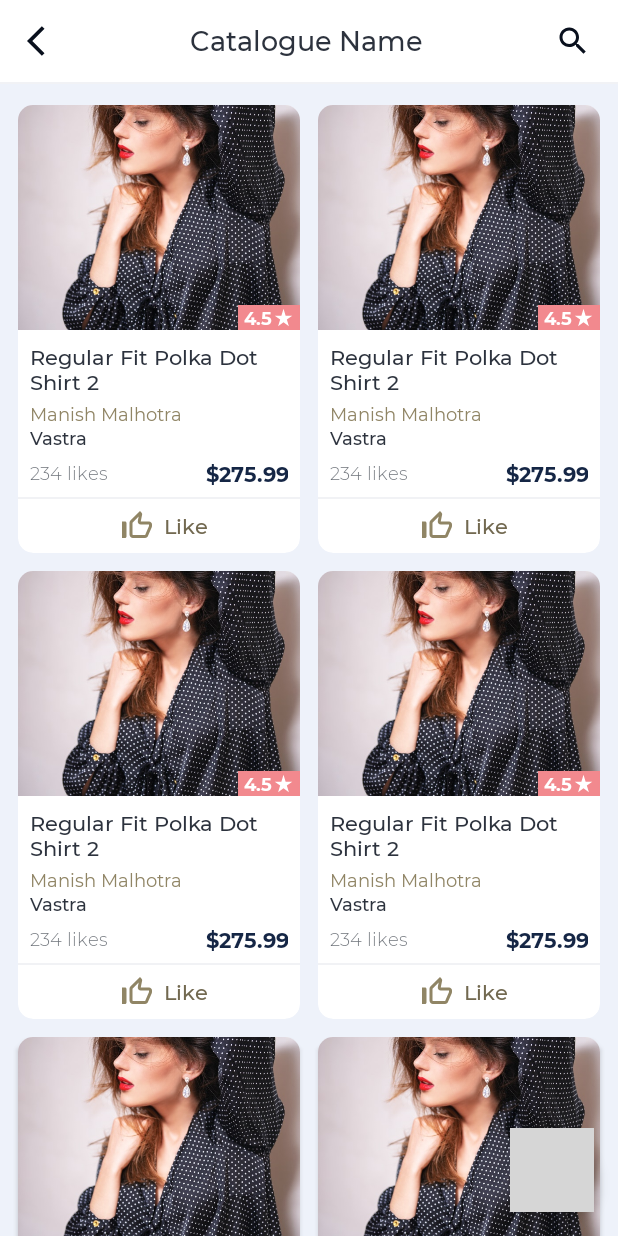
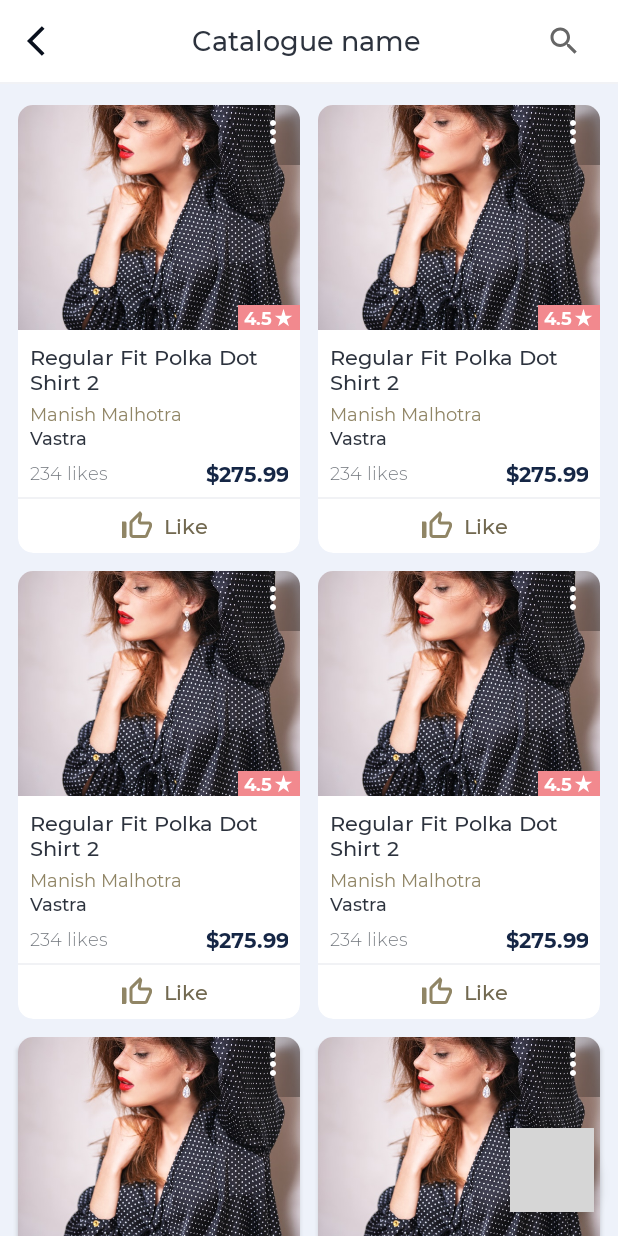
Before and after one commit to vidhipatel94/Vastra_Android, an Android app: the CatalogueProductsActivity screen opened directly, with no data from a screen before it, on a phone screen of 412 x 824 dp. Run offline under Robolectric (Android 15) with nearby library versions, the phone set to English and light mode, and no system bars; grey boxes are pictures that could not be loaded.

Commit message:
Implement product popup UI

```diff
--- a/vastrafashiondesigner/src/main/java/com/esolution/vastrafashiondesigner/ui/products/CatalogueProductsActivity.java
+++ b/vastrafashiondesigner/src/main/java/com/esolution/vastrafashiondesigner/ui/products/CatalogueProductsActivity.java
@@ -2,17 +2,17 @@ package com.esolution.vastrafashiondesigner.ui.products;
 
 import android.content.Intent;
 import android.os.Bundle;
+import android.view.MenuItem;
 import android.view.View;
 
 import androidx.annotation.Nullable;
 import androidx.appcompat.app.AppCompatActivity;
-import androidx.core.content.ContextCompat;
+import androidx.appcompat.widget.PopupMenu;
+import androidx.appcompat.widget.SearchView;
 import androidx.recyclerview.widget.GridLayoutManager;
-import androidx.recyclerview.widget.LinearLayoutManager;
 
 import com.esolution.vastrafashiondesigner.R;
 import com.esolution.vastrafashiondesigner.databinding.ActivityCatalogueProductsBinding;
-import com.esolution.vastrafashiondesigner.databinding.LayoutToolbarMenuItemBinding;
 import com.esolution.vastrafashiondesigner.ui.newproduct.AddProductInfo1Activity;
 
 public class CatalogueProductsActivity extends AppCompatActivity {
@@ -27,25 +27,88 @@ public class CatalogueProductsActivity extends AppCompatActivity {
 
         initToolbar();
 
-        ProductAdapter adapter = new ProductAdapter();
-        binding.productsRecyclerView.setLayoutManager(new GridLayoutManager(this, 2));
-        binding.productsRecyclerView.setAdapter(adapter);
+        initProductsListView();
 
-        binding.btnAdd.setOnClickListener((v) -> {
+        binding.fab.setOnClickListener((v) -> {
             Intent intent = new Intent(CatalogueProductsActivity.this, AddProductInfo1Activity.class);
             startActivity(intent);
         });
     }
 
+    private SearchView searchView;
+
     private void initToolbar() {
-        binding.toolbarLayout.title.setText(R.string.catalogue_name);
+        binding.toolbarLayout.title.setText("Catalogue name");
         binding.toolbarLayout.iconBack.setOnClickListener(v -> onBackPressed());
 
         binding.toolbarLayout.layoutMenu.setVisibility(View.VISIBLE);
-        LayoutToolbarMenuItemBinding menuItemBinding = LayoutToolbarMenuItemBinding.inflate(getLayoutInflater());
-        binding.toolbarLayout.layoutMenu.addView(menuItemBinding.getRoot());
 
-        menuItemBinding.actionMenuItem.setImageDrawable(ContextCompat.getDrawable(this,
-                R.drawable.ic_search_grey_500_24dp));
+        searchView = new SearchView(this);
+        searchView.setQueryHint(getString(R.string.hint_search_product));
+        searchView.setOnSearchClickListener(v -> {
+            binding.toolbarLayout.title.setVisibility(View.GONE);
+        });
+        searchView.setOnCloseListener(() -> {
+            binding.toolbarLayout.title.setVisibility(View.VISIBLE);
+            return false;
+        });
+        searchView.setOnQueryTextListener(new SearchView.OnQueryTextListener() {
+            @Override
+            public boolean onQueryTextSubmit(String query) {
+                return false;
+            }
+
+            @Override
+            public boolean onQueryTextChange(String newText) {
+                return false;
+            }
+        });
+
+        binding.toolbarLayout.layoutMenu.addView(searchView);
+    }
+
+    private void initProductsListView() {
+        ProductAdapter adapter = new ProductAdapter(new ProductAdapter.ProductListListener() {
+            @Override
+            public void onClickMenu(View view, int position) {
+                openPopUpMenu(view, position);
+            }
+        });
+        binding.productsRecyclerView.setLayoutManager(new GridLayoutManager(this, 2));
+        binding.productsRecyclerView.setAdapter(adapter);
+    }
+
+    private void openPopUpMenu(View view, int position) {
+        PopupMenu popupMenu = new PopupMenu(this, view);
+        popupMenu.inflate(R.menu.popup_menu_product);
+        popupMenu.setOnMenuItemClickListener(new PopupMenu.OnMenuItemClickListener() {
+            @Override
+            public boolean onMenuItemClick(MenuItem item) {
+                if (item.getItemId() == R.id.action_edit) {
+                    editProduct(position);
+                } else if (item.getItemId() == R.id.action_delete) {
+                    deleteProduct(position);
+                }
+                return false;
+            }
+        });
+        popupMenu.show();
+    }
+
+    private void editProduct(int position) {
+
+    }
+
+    private void deleteProduct(int position) {
+
+    }
+
+    @Override
+    public void onBackPressed() {
+        if (searchView != null && !searchView.isIconified()) {
+            searchView.setIconified(true);
+        } else {
+            super.onBackPressed();
+        }
     }
 }
--- a/vastrafashiondesigner/src/main/java/com/esolution/vastrafashiondesigner/ui/products/ProductAdapter.java
+++ b/vastrafashiondesigner/src/main/java/com/esolution/vastrafashiondesigner/ui/products/ProductAdapter.java
@@ -2,6 +2,7 @@ package com.esolution.vastrafashiondesigner.ui.products;
 
 import android.content.Context;
 import android.view.LayoutInflater;
+import android.view.View;
 import android.view.ViewGroup;
 
 import androidx.core.content.ContextCompat;
@@ -14,6 +15,12 @@ import org.jetbrains.annotations.NotNull;
 
 public class ProductAdapter extends RecyclerView.Adapter<ProductAdapter.ViewHolder> {
 
+    private ProductListListener listener;
+
+    public ProductAdapter(ProductListListener listener) {
+        this.listener = listener;
+    }
+
     @NotNull
     @Override
     public ViewHolder onCreateViewHolder(@NotNull ViewGroup parent, int viewType) {
@@ -25,6 +32,11 @@ public class ProductAdapter extends RecyclerView.Adapter<ProductAdapter.ViewHold
         Context context = holder.binding.getRoot().getContext();
         holder.binding.actionLike.setOnClickListener((v) -> {
             holder.binding.likeIcon.setImageDrawable(ContextCompat.getDrawable(context, R.drawable.ic_thumb_up_grey_500_24dp));
+        });
+        holder.binding.iconMenu.setOnClickListener(v -> {
+            if (listener != null) {
+                listener.onClickMenu(v, position);
+            }
         });
     }
 
@@ -42,4 +54,8 @@ public class ProductAdapter extends RecyclerView.Adapter<ProductAdapter.ViewHold
             this.binding = binding;
         }
     }
+
+    public interface ProductListListener {
+        void onClickMenu(View view, int position);
+    }
 }
--- /dev/null
+++ b/vastrafashiondesigner/src/main/res/drawable/bg_gradient_top_right.xml
@@ -0,0 +1,11 @@
+<?xml version="1.0" encoding="utf-8"?>
+<shape xmlns:android="http://schemas.android.com/apk/res/android"
+    android:shape="rectangle">
+    <gradient
+        android:centerX="0.8"
+        android:centerY="0"
+        android:endColor="#50000000"
+        android:gradientRadius="80%p"
+        android:startColor="#00000000"
+        android:type="linear" />
+</shape>
--- /dev/null
+++ b/vastrafashiondesigner/src/main/res/drawable/ic_more_vert_white_24dp.xml
@@ -0,0 +1,6 @@
+<?xml version="1.0" encoding="UTF-8" standalone="no"?>
+<vector xmlns:android="http://schemas.android.com/apk/res/android" android:height="24dp" android:tint="#FFFFFF" android:viewportHeight="24.0" android:viewportWidth="24.0" android:width="24dp">
+
+    <path android:fillColor="@android:color/white" android:pathData="M12,8c1.1,0 2,-0.9 2,-2s-0.9,-2 -2,-2 -2,0.9 -2,2 0.9,2 2,2zM12,10c-1.1,0 -2,0.9 -2,2s0.9,2 2,2 2,-0.9 2,-2 -0.9,-2 -2,-2zM12,16c-1.1,0 -2,0.9 -2,2s0.9,2 2,2 2,-0.9 2,-2 -0.9,-2 -2,-2z"/>
+
+</vector>
--- a/vastrafashiondesigner/src/main/res/layout/activity_catalogue_products.xml
+++ b/vastrafashiondesigner/src/main/res/layout/activity_catalogue_products.xml
@@ -29,7 +29,7 @@
     </LinearLayout>
 
     <com.google.android.material.floatingactionbutton.FloatingActionButton
-        android:id="@+id/btnAdd"
+        android:id="@+id/fab"
         android:layout_width="wrap_content"
         android:layout_height="wrap_content"
         android:layout_margin="16dp"
--- a/vastrafashiondesigner/src/main/res/layout/list_product.xml
+++ b/vastrafashiondesigner/src/main/res/layout/list_product.xml
@@ -17,7 +17,7 @@
         android:orientation="vertical">
 
         <FrameLayout
-            android:layout_width="wrap_content"
+            android:layout_width="match_parent"
             android:layout_height="150dp">
 
             <ImageView
@@ -25,7 +25,19 @@
                 android:layout_width="match_parent"
                 android:layout_height="150dp"
                 android:scaleType="centerCrop"
-                android:src="@drawable/img" />
+                android:src="@drawable/img"/>
+
+            <ImageView
+                android:id="@+id/iconMenu"
+                android:layout_width="40dp"
+                android:layout_height="40dp"
+                android:layout_gravity="end"
+                android:background="@drawable/bg_gradient_top_right"
+                android:paddingStart="10dp"
+                android:paddingTop="6dp"
+                android:paddingEnd="6dp"
+                android:paddingBottom="10dp"
+                android:src="@drawable/ic_more_vert_white_24dp" />
 
             <TextView
                 android:id="@+id/rating"
--- /dev/null
+++ b/vastrafashiondesigner/src/main/res/menu/popup_menu_product.xml
@@ -0,0 +1,13 @@
+<?xml version="1.0" encoding="utf-8"?>
+<menu xmlns:android="http://schemas.android.com/apk/res/android">
+
+    <item
+        android:id="@+id/action_edit"
+        android:icon="@drawable/ic_edit_grey_500_24dp"
+        android:title="@string/edit" />
+
+    <item
+        android:id="@+id/action_delete"
+        android:icon="@drawable/ic_delete_grey_500_24dp"
+        android:title="@string/delete" />
+</menu>
--- a/vastrafashiondesigner/src/main/res/values/strings.xml
+++ b/vastrafashiondesigner/src/main/res/values/strings.xml
@@ -140,10 +140,12 @@
     <string name="btn_follow">Follow</string>
     <string name="label_catalogues">Catalogues</string>
     <string name="label_product_count">51 Products</string>
-    <string name="hint_search_product">Search for a product...</string>
+    <string name="hint_search_product">Search product title</string>
     <string name="link_show_all">Show All</string>
     <string name="title_follow">Follow</string>
     <string name="label_posts">Posts</string>
     <string name="like">Like</string>
+    <string name="edit">Edit</string>
+    <string name="delete">Delete</string>
 
 </resources>
```
